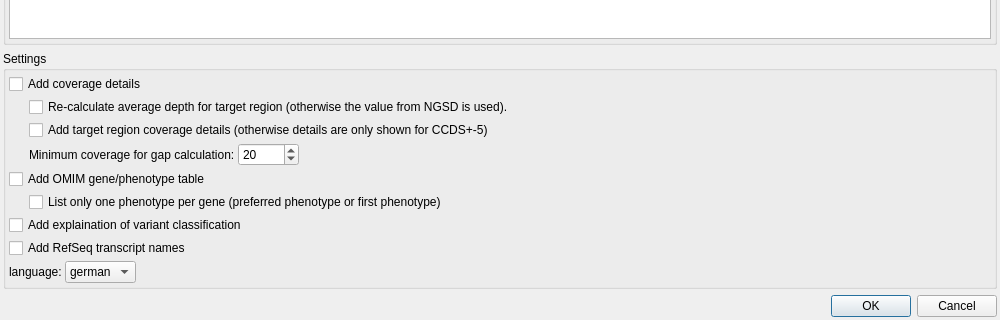
First picture: the form in src/GSvar/ReportDialog.ui, repository imgag/ngs-bits, before the edit; both pictures show x 0 to 1000 and y 230 to 550 of the 1000 by 550 pixel window.
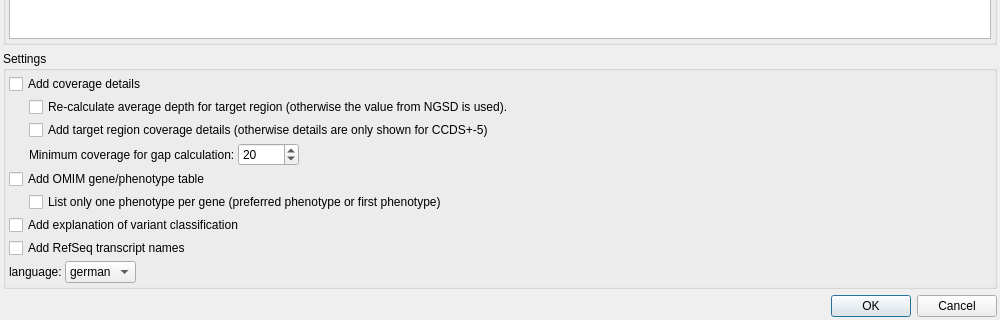
Second picture: the form after the edit. Icons and pictures are not drawn.

The edit to the form file:
```diff
--- a/src/GSvar/ReportDialog.ui
+++ b/src/GSvar/ReportDialog.ui
@@ -464,7 +464,7 @@
       <item>
        <widget class="QCheckBox" name="class_info">
         <property name="text">
-         <string>Add explaination of variant classification</string>
+         <string>Add explanation of variant classification</string>
         </property>
        </widget>
       </item>
```
